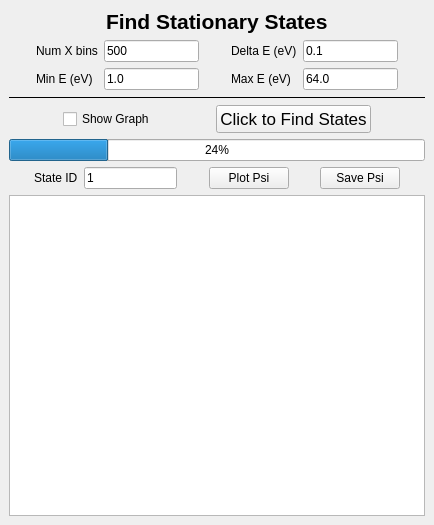
The window that src/FindStatesWellDock.ui (dukecld/QuantumWell) describes before a commit, drawn with Qt 5.
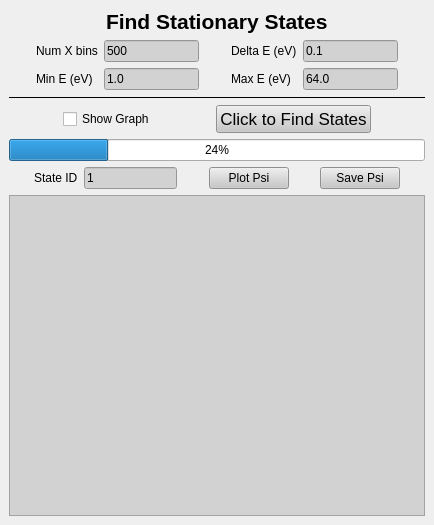
The same window after the commit.

```diff
--- a/src/FindStatesWellDock.ui
+++ b/src/FindStatesWellDock.ui
@@ -10,6 +10,25 @@
     <height>525</height>
    </rect>
   </property>
+  <property name="styleSheet">
+   <string notr="true">
+QLineEdit, QTextEdit, QComboBox
+{
+	
+	
+	background-color: rgb(210, 210, 210);
+}
+QPushButton
+{
+	
+	background-color: rgb(200, 200, 200);
+}
+QLabel
+{
+
+}
+</string>
+  </property>
   <property name="features">
    <set>QDockWidget::DockWidgetFloatable|QDockWidget::DockWidgetMovable</set>
   </property>
```
